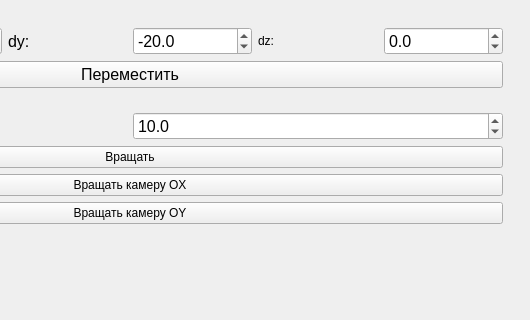
Qt form gui/mainWindow.ui (CakeForKit/cg_cp) before a commit; both pictures show x 270 to 800 and y 0 to 320 of the 800 by 600 pixel window.
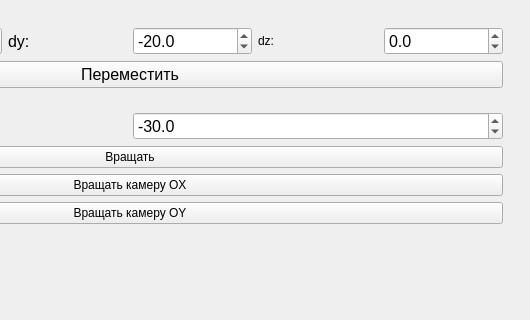
The same form after that commit.

Diff of the .ui file:
```diff
--- a/gui/mainWindow.ui
+++ b/gui/mainWindow.ui
@@ -201,7 +201,7 @@
                <double>10.000000000000000</double>
               </property>
               <property name="value">
-               <double>10.000000000000000</double>
+               <double>-30.000000000000000</double>
               </property>
              </widget>
             </item>
```
